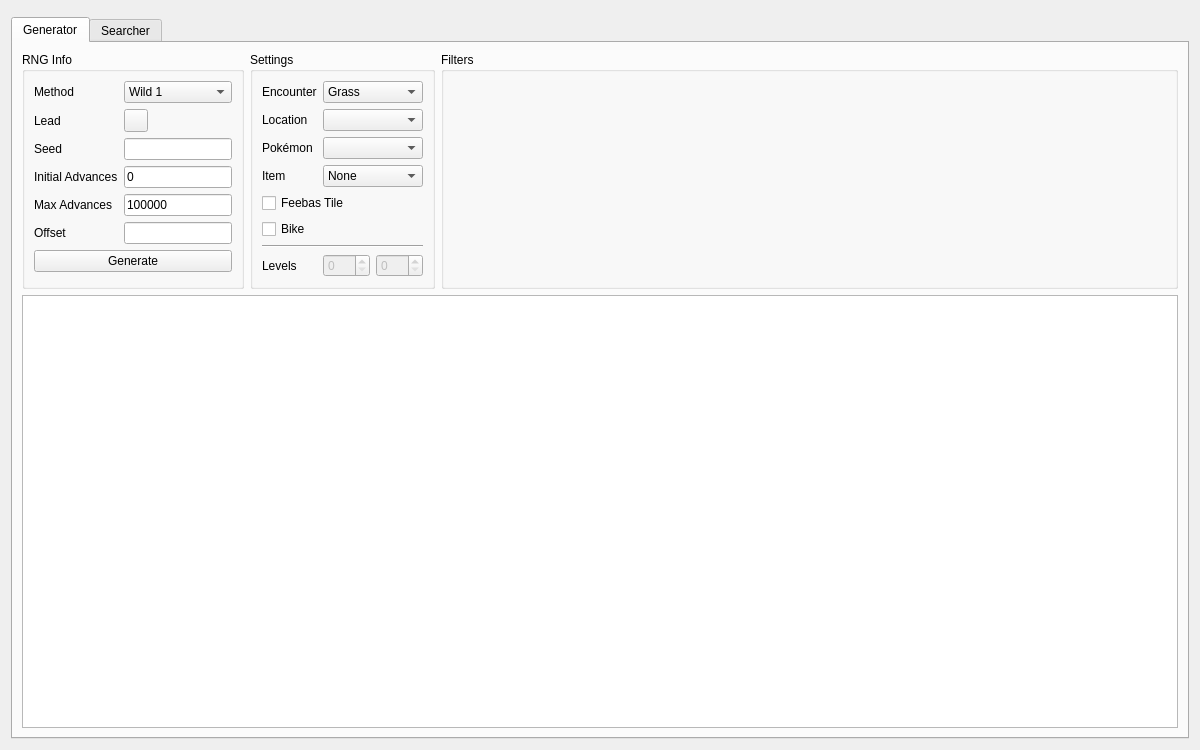
This is Form/Gen3/Wild3.ui in Admiral-Fish/PokeFinder as Qt 5 draws it before an edit. The edited form follows.
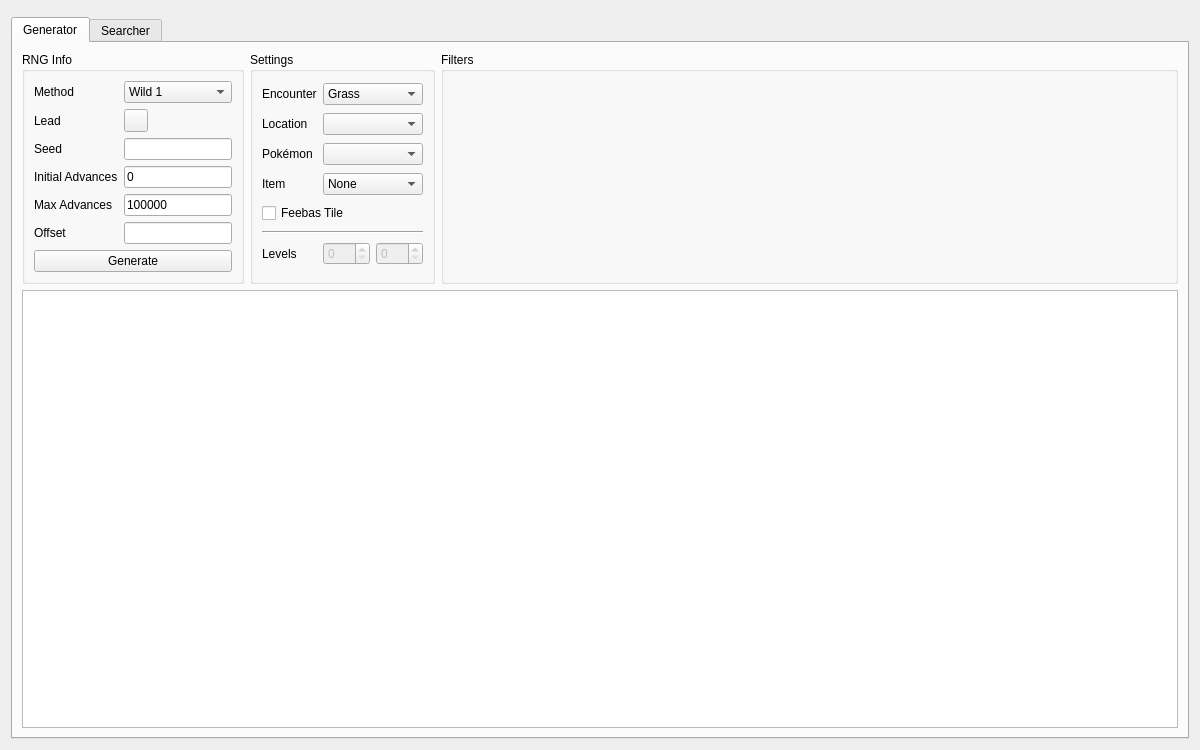
This is the edited form. Icons and pictures are not drawn. Custom widgets are drawn as their Qt base class.

```diff
--- a/Form/Gen3/Wild3.ui
+++ b/Form/Gen3/Wild3.ui
@@ -234,27 +234,20 @@
            </widget>
           </item>
           <item row="5" column="0" colspan="3">
-           <widget class="QCheckBox" name="checkBoxGeneratorBike">
-            <property name="text">
-             <string>Bike</string>
-            </property>
-           </widget>
-          </item>
-          <item row="6" column="0" colspan="3">
-           <widget class="Line" name="line">
+           <widget class="Line" name="line_2">
             <property name="orientation">
              <enum>Qt::Orientation::Horizontal</enum>
             </property>
            </widget>
           </item>
-          <item row="7" column="0">
+          <item row="6" column="0">
            <widget class="QLabel" name="labelGeneratorLevel">
             <property name="text">
              <string>Levels</string>
             </property>
            </widget>
           </item>
-          <item row="7" column="1">
+          <item row="6" column="1">
            <widget class="QSpinBox" name="spinBoxGeneratorLevelMin">
             <property name="enabled">
              <bool>false</bool>
@@ -264,7 +257,7 @@
             </property>
            </widget>
           </item>
-          <item row="7" column="2">
+          <item row="6" column="2">
            <widget class="QSpinBox" name="spinBoxGeneratorLevelMax">
             <property name="enabled">
              <bool>false</bool>
```
Left out of the diff: 37 changed lines with no effect on the pictures.
